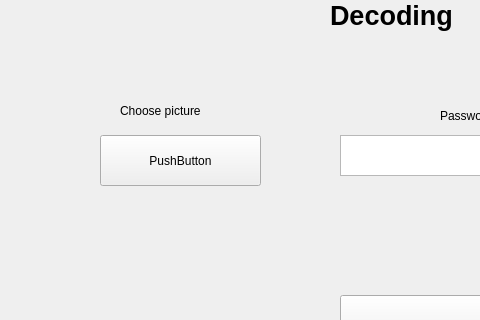
Above: decoding/Decoding/mainwindow.ui from Buniotoja/Cipherer before the change; both pictures show x 0 to 480 and y 105 to 425 of the 800 by 600 pixel window. Below: the same form after it.
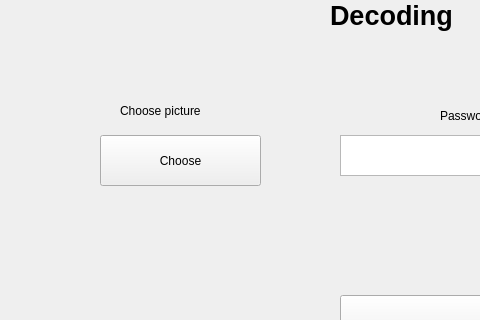
That is the form after the change.

Commit message: enum, putton label on decoding

Patch:
```diff
--- a/decoding/Decoding/mainwindow.ui
+++ b/decoding/Decoding/mainwindow.ui
@@ -105,7 +105,7 @@
      </rect>
     </property>
     <property name="text">
-     <string>PushButton</string>
+     <string>Choose</string>
     </property>
    </widget>
   </widget>
```
The commit also changes 6 other files.
